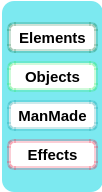
Above: Scripts/PropType.ui from Plij/Oulutest before the change. Below: the same form after it.
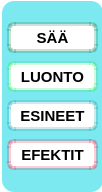
That is the form after the change.

```diff
--- a/Scripts/PropType.ui
+++ b/Scripts/PropType.ui
@@ -101,7 +101,7 @@
      <bool>true</bool>
     </property>
     <property name="text">
-     <string>ManMade</string>
+     <string>ESINEET</string>
     </property>
    </widget>
    <widget class="QPushButton" name="ObjectBtn">
@@ -117,7 +117,7 @@
      <bool>true</bool>
     </property>
     <property name="text">
-     <string>Objects</string>
+     <string>LUONTO</string>
     </property>
    </widget>
    <widget class="QPushButton" name="ElementBtn">
@@ -136,7 +136,7 @@
      <string notr="true"/>
     </property>
     <property name="text">
-     <string>Elements</string>
+     <string>SÄÄ</string>
     </property>
    </widget>
    <widget class="QPushButton" name="EffectBtn">
@@ -155,7 +155,7 @@
      <string notr="true"/>
     </property>
     <property name="text">
-     <string>Effects</string>
+     <string>EFEKTIT</string>
     </property>
    </widget>
   </widget>
```
